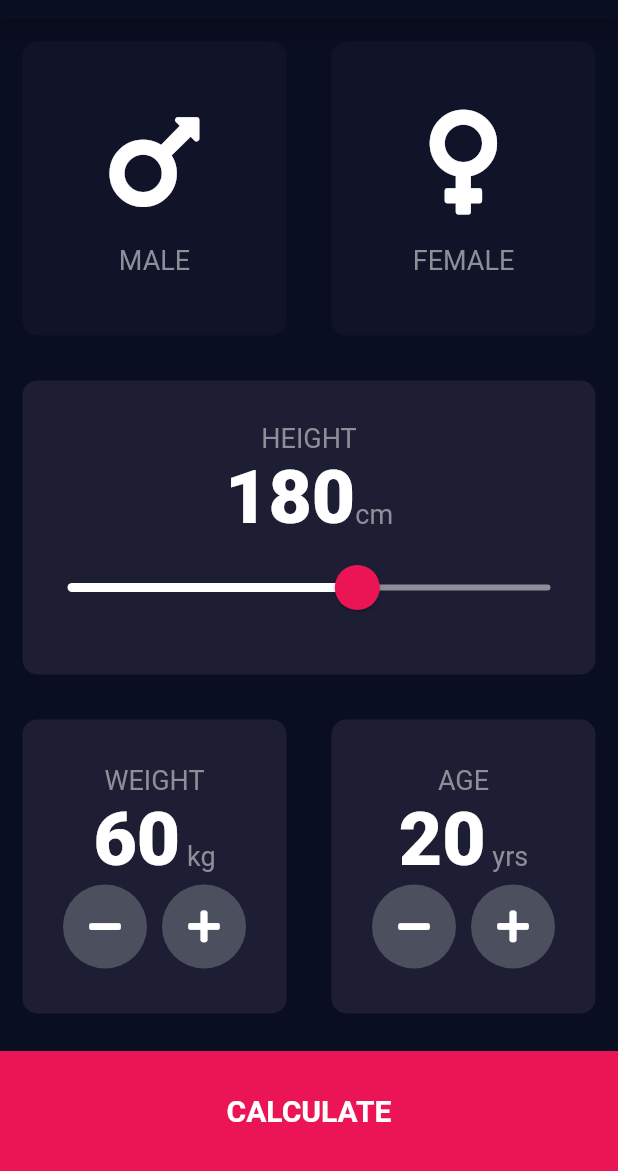
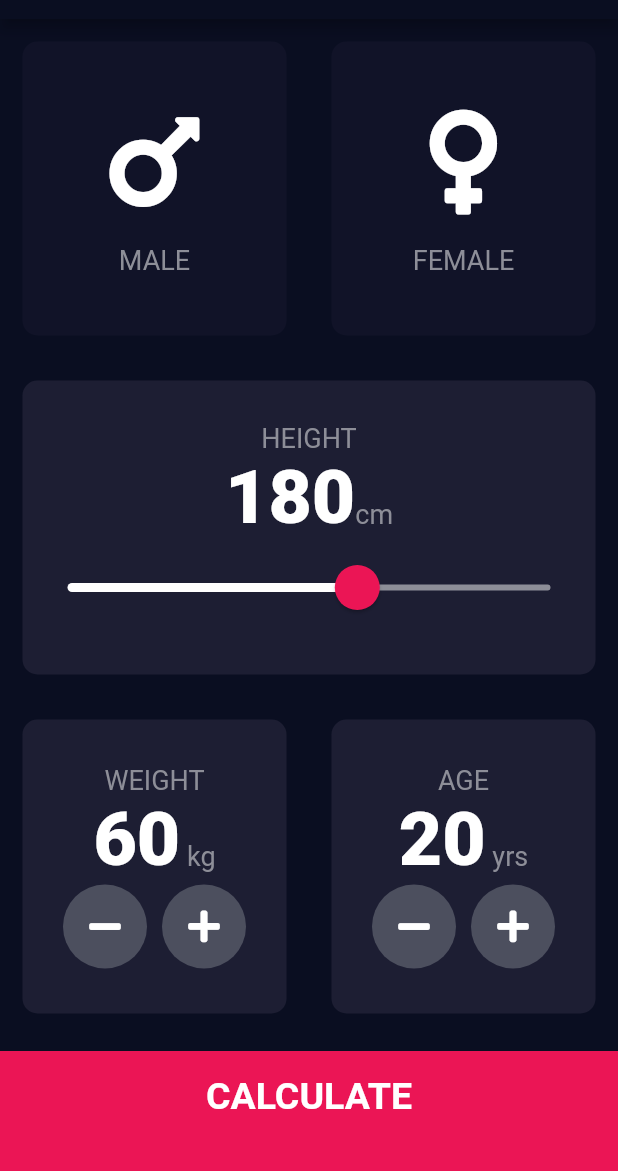
Before and after one commit to epanganiban/flutter-brew, a Flutter app: the screen it shows after launch, on a phone screen of 412 x 824 dp, the part 65-1236 px from its top. Run offline on Flutter 3.47's test engine with Material 2 defaults, Android fonts, the phone set to English and light mode, and no system bars; our stand-ins replace audioplayers, font_awesome_flutter, rflutter_alert, tuple.

Commit message:
Modified lib tree structure

```diff
--- /dev/null
+++ b/09-bmi_calculator/lib/components/bottom_button.dart
@@ -0,0 +1,29 @@
+import 'package:flutter/material.dart';
+import '../constants.dart';
+
+class BottomButton extends StatelessWidget {
+  final Function onTap;
+  final String buttonTitle;
+
+  BottomButton({@required this.onTap, @required this.buttonTitle});
+
+  @override
+  Widget build(BuildContext context) {
+    return GestureDetector(
+      onTap: this.onTap,
+      child: Container(
+        child: Center(
+          child: Text(
+            this.buttonTitle,
+            style: kLargeButtonTextStyle,
+          ),
+        ),
+        color: kBottomContainerColor,
+        margin: EdgeInsets.only(top: 10.0),
+        padding: EdgeInsets.only(bottom: 20.0),
+        width: double.infinity,
+        height: kBottomContainerHeight,
+      ),
+    );
+  }
+}
--- a/09-bmi_calculator/lib/icon_content.dart
+++ b/09-bmi_calculator/lib/components/icon_content.dart
@@ -1,5 +1,5 @@
 import 'package:flutter/material.dart';
-import 'constants.dart';
+import '../constants.dart';
 
 class IconContent extends StatelessWidget {
   final IconData faIcon;
--- a/09-bmi_calculator/lib/main.dart
+++ b/09-bmi_calculator/lib/main.dart
@@ -1,7 +1,7 @@
 import 'package:flutter/material.dart';
 
-import 'input_page.dart';
-import 'results_page.dart';
+import 'screens/input_page.dart';
+import 'screens/results_page.dart';
 
 void main() => runApp(BMICalculator());
 
--- a/09-bmi_calculator/lib/input_page.dart
+++ b/09-bmi_calculator/lib/screens/input_page.dart
@@ -3,10 +3,11 @@
 
 import 'package:font_awesome_flutter/font_awesome_flutter.dart';
 
-import 'icon_content.dart';
-import 'reusable_card.dart';
-import 'constants.dart';
-import 'round_icon_button.dart';
+import '../constants.dart';
+import '../components/bottom_button.dart';
+import '../components/icon_content.dart';
+import '../components/reusable_card.dart';
+import '../components/round_icon_button.dart';
 
 enum Gender {
   female,
@@ -236,26 +237,11 @@
               ],
             ),
           ),
-          GestureDetector(
+          BottomButton(
             onTap: () {
               Navigator.pushNamed(context, '/results');
             },
-            child: Container(
-              child: Center(
-                child: Text(
-                  'CALCULATE',
-                  style: TextStyle(
-                    color: Colors.white,
-                    fontSize: 20.0,
-                    fontWeight: FontWeight.bold,
-                  ),
-                ),
-              ),
-              color: kBottomContainerColor,
-              margin: EdgeInsets.only(top: 10.0),
-              width: double.infinity,
-              height: kBottomContainerHeight,
-            ),
+            buttonTitle: 'CALCULATE',
           ),
         ],
       ),
```
Also changed, not shown: 09-bmi_calculator/lib/constants.dart (+25 -0 lines), 09-bmi_calculator/lib/results_page.dart (deleted, +0 -13 lines), 09-bmi_calculator/lib/screens/results_page.dart (added, +61 -0 lines), 09-bmi_calculator/lib/components/reusable_card.dart (renamed from 09-bmi_calculator/lib/reusable_card.dart), 09-bmi_calculator/lib/components/round_icon_button.dart (renamed from 09-bmi_calculator/lib/round_icon_button.dart).
